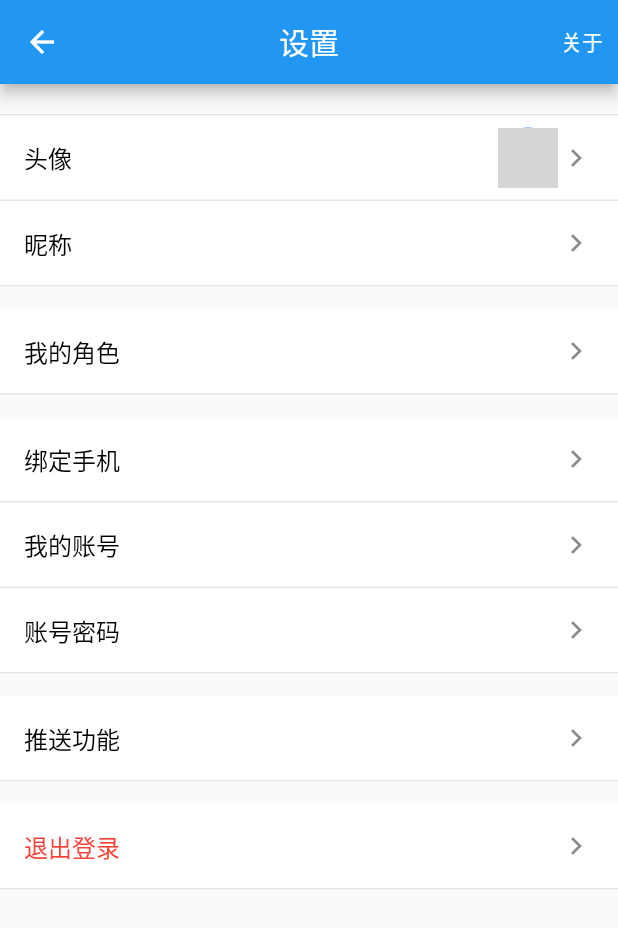
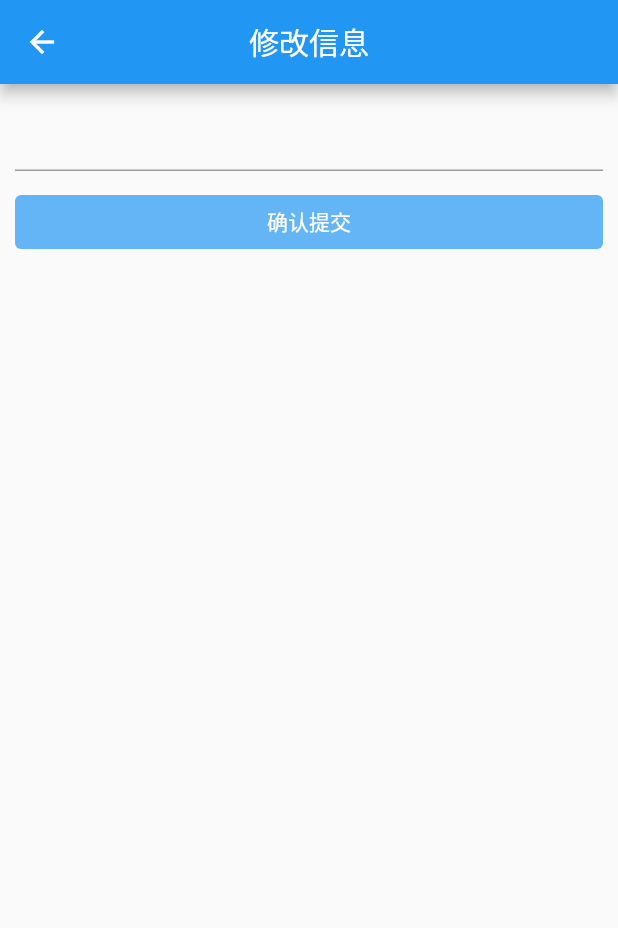
Before and after one commit to vcqzero/jjhy-app-refactor, a Flutter app: the SettingsPage screen opened by its route, after a tap on "昵称", on a phone screen of 412 x 824 dp. Shown: the top 928 px of the screen. Run offline on Flutter 3.47's test engine with Material 2 defaults, Android fonts, the phone set to English and light mode, and no system bars; our stand-ins replace dio, flutter_easyloading, fluttertoast, get_storage, image_picker, open_file and 3 more; accounts and stored records are empty; network calls fail; grey boxes are pictures that could not be loaded.

Commit message:
修改昵称页面完成

```diff
--- a/lib/app/routes.dart
+++ b/lib/app/routes.dart
@@ -2,6 +2,7 @@ import 'package:app/main.dart';
 import 'package:app/pages/about/Index.dart';
 import 'package:app/pages/about/PrivacyPage.dart';
 import 'package:app/pages/login/Index.dart';
+import 'package:app/pages/settings/EditUserInfoPage.dart';
 import 'package:flutter/material.dart';
 import 'package:app/pages/settings/Index.dart';
 
--- a/lib/main.dart
+++ b/lib/main.dart
@@ -91,7 +91,9 @@ class _MainPageState extends State<MainPage> {
     for (var i = 0; i < len; i++) {
       items.add(
         BottomNavigationBarItem(
-            icon: Icon(pageConfigs[i]['icon']), label: pageConfigs[i]['title']),
+          icon: Icon(pageConfigs[i]['icon']),
+          label: pageConfigs[i]['title'],
+        ),
       );
     }
     return items;
--- /dev/null
+++ b/lib/pages/settings/EditUserInfoPage.dart
@@ -0,0 +1,66 @@
+import 'package:app/widgets/MyAppBar.dart';
+import 'package:app/widgets/MyButton.dart';
+import 'package:flutter/material.dart';
+
+class EditUserInfoPage extends StatefulWidget {
+  static const routeName = "EditUserInfoPage";
+  final String? val;
+  EditUserInfoPage({
+    Key? key,
+    this.val,
+  }) : super(key: key);
+
+  @override
+  _EditUserInfoPageState createState() => _EditUserInfoPageState();
+}
+
+class _EditUserInfoPageState extends State<EditUserInfoPage> {
+  bool _disabled = true;
+  TextEditingController _textEditingController = TextEditingController();
+  String? _helper;
+  @override
+  void initState() {
+    super.initState();
+    _textEditingController.text = widget.val ?? '';
+  }
+
+  _handleInputChange(String val) {
+    bool isOverLen = val.length > 20;
+    setState(() {
+      // 按钮是否disabled
+      _disabled = val.isEmpty || val == widget.val || isOverLen;
+      // 是否长度
+      _helper = isOverLen ? '长度不可超过20个字符' : null;
+    });
+  }
+
+  _handleUpdate() {
+    String val = _textEditingController.text;
+  }
+
+  @override
+  Widget build(BuildContext context) {
+    return Scaffold(
+        // backgroundColor: Colors.grey.shade100,
+        appBar: MyAppBar.build(title: '修改信息'),
+        body: Container(
+          padding: EdgeInsets.only(left: 10, right: 10),
+          child: Column(
+            children: [
+              SizedBox(height: 10),
+              TextField(
+                controller: _textEditingController,
+                onChanged: _handleInputChange,
+                decoration: InputDecoration(helperText: _helper),
+              ),
+              SizedBox(height: 10),
+              MyButton.elevated(
+                label: '确认提交',
+                onPressed: _handleUpdate,
+                disabled: _disabled,
+              )
+            ],
+          ),
+        ));
+  }
+}
--- a/lib/pages/settings/Index.dart
+++ b/lib/pages/settings/Index.dart
@@ -2,11 +2,13 @@ import 'dart:developer';
 
 import 'package:app/api/AuthApi.dart';
 import 'package:app/pages/about/Index.dart';
+import 'package:app/pages/settings/EditUserInfoPage.dart';
 import 'package:app/pages/settings/widges/TheAvatarTile.dart';
 import 'package:app/store/Token.dart';
 import 'package:app/store/User.dart';
 import 'package:app/utils/MyDialog.dart';
 import 'package:app/utils/MyDio.dart';
+import 'package:app/utils/MyLoading.dart';
 import 'package:app/widgets/MyAppBar.dart';
 import 'package:app/widgets/MyTile.dart';
 import 'package:dio/dio.dart';
@@ -27,10 +29,12 @@ class _SettingsPageState extends State<SettingsPage> {
   @override
   void dispose() {
     if (_cancelToken != null) _cancelToken!.cancel();
+    MyLoading.hide();
     super.dispose();
   }
 
   Future<void> _handleLogout() async {
+    MyLoading.showLoading('退出中...');
     MyResponse res = AuthApi.logout();
     _cancelToken = res.cancelToken;
     try {
@@ -40,12 +44,15 @@ class _SettingsPageState extends State<SettingsPage> {
       Navigator.of(context).pop();
     } catch (e) {
       log('退出登录错误', error: e);
+    } finally {
+      MyLoading.hide();
     }
   }
 
   @override
   Widget build(BuildContext context) {
     return Scaffold(
+      backgroundColor: Colors.grey.shade100,
       appBar: MyAppBar.build(
         title: '设置',
         actions: [
@@ -66,7 +73,19 @@ class _SettingsPageState extends State<SettingsPage> {
           TheAvatarTile(),
           Divider(height: 1),
           // 昵称
-          MyTile(title: '昵称', trailingWidget: Text(_user.nickname ?? '')),
+          MyTile(
+              title: '昵称',
+              trailingWidget: Text(_user.nickname ?? ''),
+              onTap: () {
+                Navigator.push(
+                  context,
+                  MaterialPageRoute(
+                    builder: (context) => EditUserInfoPage(
+                      val: _user.nickname,
+                    ),
+                  ),
+                );
+              }),
           Divider(height: 1),
           SizedBox(height: 15),
           // 角色
--- a/lib/widgets/MyButton.dart
+++ b/lib/widgets/MyButton.dart
@@ -2,10 +2,11 @@ import 'package:flutter/material.dart';
 
 class MyButton extends StatelessWidget {
   final String label;
-  final Function() onPressed;
+  final void Function() onPressed;
   final bool loading;
   final bool fullWidth;
   final bool isElevated;
+  final bool disabled;
   const MyButton.elevated({
     Key? key,
     required this.label,
@@ -13,6 +14,7 @@ class MyButton extends StatelessWidget {
     this.loading = false,
     this.fullWidth = true,
     this.isElevated = true,
+    this.disabled = false,
   }) : super(key: key);
 
   const MyButton.text({
@@ -22,6 +24,7 @@ class MyButton extends StatelessWidget {
     this.loading = false,
     this.fullWidth = true,
     this.isElevated = false,
+    this.disabled = false,
   }) : super(key: key);
 
   void _handlePressed() {
@@ -41,7 +44,12 @@ class MyButton extends StatelessWidget {
         ),
       );
     } else {
-      return Text(label);
+      return Text(
+        label,
+        style: TextStyle(
+          color: Colors.white,
+        ),
+      );
     }
   }
 
@@ -55,11 +63,16 @@ class MyButton extends StatelessWidget {
       width: _width,
       child: isElevated
           ? ElevatedButton(
-              onPressed: _handlePressed,
+              style: ButtonStyle(
+                backgroundColor: disabled
+                    ? MaterialStateProperty.all(Colors.blue.shade300)
+                    : null,
+              ),
+              onPressed: (loading || disabled) ? null : _handlePressed,
               child: _renderChild(),
             )
           : TextButton(
-              onPressed: _handlePressed,
+              onPressed: (loading || disabled) ? null : _handlePressed,
               child: _renderChild(),
             ),
     );
```
Also changed, not shown: lib/api/UserApi.dart (+11 -0 lines).
